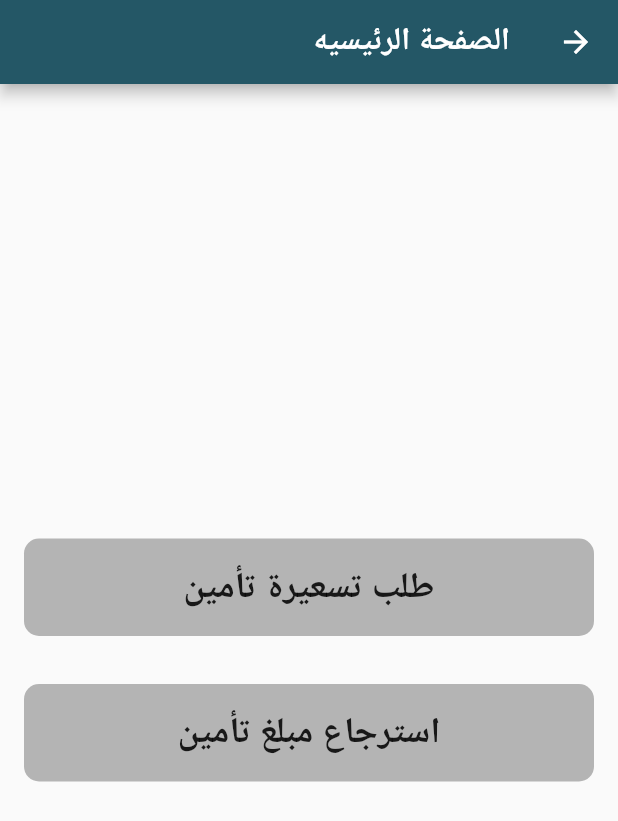
After one commit to HamadAlharbi1/tamini, a Flutter app: the HomePage screen opened directly, on a phone screen of 412 x 824 dp. The commit adds this screen. Shown: the top 821 px of the screen. Run offline on Flutter 3.47's test engine with Material 2 defaults, Android fonts, the phone set to English and light mode, and no system bars; our stand-ins replace firebase_core, flutter_dotenv, localization, pin_input_text_field; accounts and stored records are empty.

Commit message:
fix home page , create request_quotations_page , request_refund , home_page_actions_container files

```diff
--- /dev/null
+++ b/lib/components/home_page_actions_container.dart
@@ -0,0 +1,36 @@
+import 'package:flutter/material.dart';
+
+class HomePageActionsContainer extends StatelessWidget {
+  final String text;
+  final VoidCallback onPressed; // Callback function for onPressed event
+
+  const HomePageActionsContainer({
+    Key? key,
+    required this.text,
+    required this.onPressed, // Pass the callback function as a parameter
+  }) : super(key: key);
+
+  @override
+  Widget build(BuildContext context) {
+    return InkWell(
+      onTap: onPressed, // Attach the callback to the onTap event
+      child: Container(
+        margin: const EdgeInsets.all(16),
+        padding: const EdgeInsets.all(16),
+        decoration: BoxDecoration(
+          color: const Color.fromARGB(255, 180, 180, 180),
+          borderRadius: BorderRadius.circular(10),
+        ),
+        child: Center(
+          child: Text(
+            text,
+            style: const TextStyle(
+              fontSize: 24,
+              fontWeight: FontWeight.bold,
+            ),
+          ),
+        ),
+      ),
+    );
+  }
+}
--- a/lib/i18n/ar_SA.json
+++ b/lib/i18n/ar_SA.json
@@ -14,5 +14,8 @@
 	"verify": "تحقق",
 	"email": "البريد الالكتروني",
 	"enter_email": "ادخل عنوان البريد الالكتروني",
-	"continue": "متابعه"
+	"continue": "متابعه",
+	"Home_Page": "الصفحة الرئيسيه",
+	"Request_Quotations": "طلب تسعيرة تأمين",
+	"Request_Refund": "استرجاع مبلغ تأمين"
 }
--- /dev/null
+++ b/lib/pages/home_page.dart
@@ -0,0 +1,40 @@
+import 'package:flutter/material.dart';
+import 'package:localization/localization.dart';
+import 'package:tamini_app/components/home_page_actions_container.dart';
+import 'package:tamini_app/pages/request_quotations_page.dart';
+import 'package:tamini_app/pages/request_refund.dart';
+
+class HomePage extends StatefulWidget {
+  const HomePage({Key? key}) : super(key: key);
+
+  @override
+  State<HomePage> createState() => _HomePageState();
+}
+
+class _HomePageState extends State<HomePage> {
+  @override
+  Widget build(BuildContext context) {
+    return Scaffold(
+      appBar: AppBar(
+        title: Text('Home_Page'.i18n()), // Use the i18n() method to get the translated string
+      ),
+      body: Center(
+        child: Column(
+          mainAxisAlignment: MainAxisAlignment.center,
+          children: [
+            HomePageActionsContainer(
+                onPressed: () {
+                  Navigator.push(context, MaterialPageRoute(builder: (context) => const RequestQuotations()));
+                },
+                text: "Request_Quotations".i18n()),
+            HomePageActionsContainer(
+                onPressed: () {
+                  Navigator.push(context, MaterialPageRoute(builder: (context) => const RequestRefund()));
+                },
+                text: "Request_Refund".i18n()),
+          ],
+        ),
+      ),
+    );
+  }
+}
--- a/lib/pages/registration_page.dart
+++ b/lib/pages/registration_page.dart
@@ -4,7 +4,7 @@ import 'package:localization/localization.dart';
 import 'package:tamini_app/components/custom_button.dart';
 import 'package:tamini_app/components/custom_text_field.dart';
 import 'package:tamini_app/components/otp_inputput_widget.dart';
-import 'package:tamini_app/pages/sign_up_new_user_page.dart';
+import 'package:tamini_app/pages/home_page.dart';
 
 class RegistrationPage extends StatefulWidget {
   const RegistrationPage({
@@ -37,7 +37,7 @@ class _RegistrationPageState extends State<RegistrationPage> {
                 Navigator.of(context).pop(); // Close the OTP dialog
                 Navigator.push(
                   context,
-                  MaterialPageRoute(builder: (context) => const SignUpNewUserPage()),
+                  MaterialPageRoute(builder: (context) => const HomePage()),
                 );
               } else {
                 // If OTP is incorrect, show an error message
```
Also changed, not shown: lib/i18n/en_US.json (+15 -8 lines), lib/pages/request_quotations_page.dart (added, +26 -0 lines), lib/pages/request_refund.dart (added, +26 -0 lines), lib/pages/sign_up_new_user_page.dart (deleted, +0 -53 lines).
